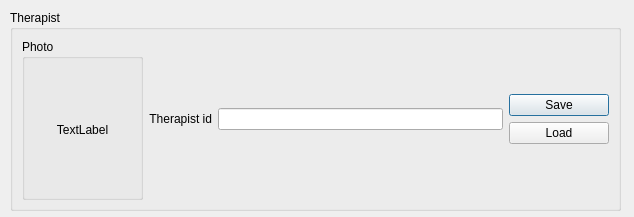
First picture: the form in therapist_select.ui, repository marchanero/Artemis, before the edit.
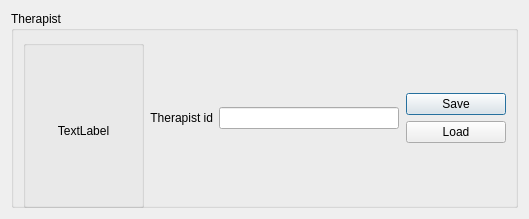
Second picture: the form after the edit.

Patch:
```diff
--- a/therapist_select.ui
+++ b/therapist_select.ui
@@ -6,22 +6,28 @@
    <rect>
     <x>0</x>
     <y>0</y>
-    <width>634</width>
-    <height>217</height>
+    <width>529</width>
+    <height>219</height>
    </rect>
   </property>
+  <property name="minimumSize">
+   <size>
+    <width>529</width>
+    <height>219</height>
+   </size>
+  </property>
+  <property name="maximumSize">
+   <size>
+    <width>529</width>
+    <height>219</height>
+   </size>
+  </property>
   <property name="windowTitle">
    <string>Dialog</string>
   </property>
+  <layout class="QGridLayout" name="gridLayout_2">
+   <item row="0" column="0">
   <widget class="QGroupBox" name="groupBox_2">
-   <property name="geometry">
-    <rect>
-     <x>10</x>
-     <y>10</y>
-     <width>611</width>
-     <height>201</height>
-    </rect>
-   </property>
    <property name="sizePolicy">
     <sizepolicy hsizetype="Expanding" vsizetype="Expanding">
      <horstretch>0</horstretch>
@@ -32,43 +38,21 @@
     <string>Therapist</string>
    </property>
    <layout class="QGridLayout" name="gridLayout">
-    <item row="0" column="0">
-     <widget class="QGroupBox" name="groupBox_4">
-      <property name="minimumSize">
-       <size>
-        <width>121</width>
-        <height>161</height>
-       </size>
-      </property>
-      <property name="maximumSize">
-       <size>
-        <width>136</width>
-        <height>201</height>
-       </size>
-      </property>
-      <property name="title">
-       <string>Photo</string>
-      </property>
-      <widget class="QLabel" name="therapist_image_label">
-       <property name="geometry">
-        <rect>
-         <x>0</x>
-         <y>15</y>
-         <width>121</width>
-         <height>151</height>
-        </rect>
-       </property>
-       <property name="text">
-        <string>TextLabel</string>
-       </property>
-       <property name="alignment">
-        <set>Qt::AlignCenter</set>
-       </property>
-      </widget>
-     </widget>
-    </item>
     <item row="0" column="1">
      <layout class="QHBoxLayout" name="horizontalLayout">
+        <item>
+         <spacer name="horizontalSpacer">
+          <property name="orientation">
+           <enum>Qt::Horizontal</enum>
+          </property>
+          <property name="sizeHint" stdset="0">
+           <size>
+            <width>40</width>
+            <height>20</height>
+           </size>
+          </property>
+         </spacer>
+        </item>
       <item>
        <widget class="QLabel" name="label_8">
         <property name="text">
@@ -83,12 +67,25 @@
        <widget class="QLineEdit" name="therapist_id_text">
         <property name="minimumSize">
          <size>
-          <width>120</width>
+            <width>180</width>
           <height>0</height>
          </size>
         </property>
        </widget>
       </item>
+        <item>
+         <spacer name="horizontalSpacer_2">
+          <property name="orientation">
+           <enum>Qt::Horizontal</enum>
+          </property>
+          <property name="sizeHint" stdset="0">
+           <size>
+            <width>40</width>
+            <height>20</height>
+           </size>
+          </property>
+         </spacer>
+        </item>
      </layout>
     </item>
     <item row="0" column="2">
@@ -147,8 +144,45 @@
       </item>
      </layout>
     </item>
-   </layout>
-  </widget>
+      <item row="0" column="0">
+       <widget class="QGroupBox" name="groupBox_4">
+        <property name="minimumSize">
+         <size>
+          <width>121</width>
+          <height>168</height>
+         </size>
+        </property>
+        <property name="maximumSize">
+         <size>
+          <width>121</width>
+          <height>168</height>
+         </size>
+        </property>
+        <property name="title">
+         <string/>
+        </property>
+        <widget class="QLabel" name="therapist_image_label">
+         <property name="geometry">
+          <rect>
+           <x>0</x>
+           <y>15</y>
+           <width>121</width>
+           <height>151</height>
+          </rect>
+         </property>
+         <property name="text">
+          <string>TextLabel</string>
+         </property>
+         <property name="alignment">
+          <set>Qt::AlignCenter</set>
+         </property>
+        </widget>
+       </widget>
+      </item>
+     </layout>
+    </widget>
+   </item>
+  </layout>
  </widget>
  <resources/>
  <connections/>
```
Lines whose indentation alone changed are shown as unchanged.
